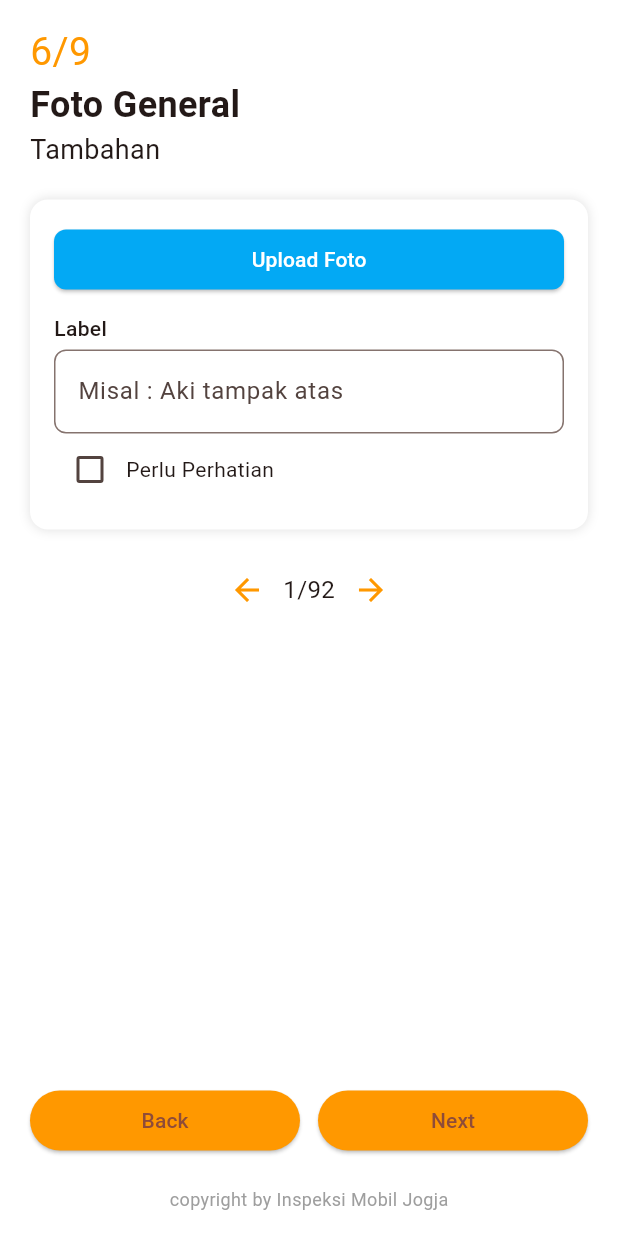
After one commit to diankartika/inspeksimobil-app, a Flutter app: the InspectionStep15PhotoPage screen opened by its route, on a phone screen of 412 x 824 dp. The commit adds this screen. Run offline on Flutter 3.47's test engine with Material 3 defaults, Android fonts, the light colour scheme and no system bars; our stand-ins replace image_picker.

Commit message:
add step 14 dan 15

```diff
--- a/lib/main.dart
+++ b/lib/main.dart
@@ -2,6 +2,8 @@ import 'package:flutter/material.dart';
 import 'pages/inspection_step6_engine_page.dart';
 import 'pages/inspection_step12_photo_page.dart';
 import 'pages/inspection_step13_photo_page.dart';
+import 'pages/inspection_step14_vehicle_photo_page.dart';
+import 'pages/inspection_step15_photo_page.dart';
 
 void main() {
   runApp(const MyApp());
@@ -24,6 +26,8 @@ class MyApp extends StatelessWidget {
         '/step6_engine': (context) => const InspectionStep6EnginePage(),
         '/step12_photo': (context) => const InspectionStep12PhotoPage(),
         '/step13_photo': (context) => const InspectionStep13PhotoPage(),
+        '/step14_photo': (context) => const InspectionStep14VehiclePhotoPage(),
+        '/step15_photo': (context) => const InspectionStep15PhotoPage(),
       },
     );
   }
--- /dev/null
+++ b/lib/pages/inspection_step15_photo_page.dart
@@ -0,0 +1,215 @@
+import 'dart:io';
+import 'package:flutter/material.dart';
+import 'package:image_picker/image_picker.dart';
+
+class InspectionStep15PhotoPage extends StatefulWidget {
+  const InspectionStep15PhotoPage({super.key});
+
+  @override
+  State<InspectionStep15PhotoPage> createState() =>
+      _InspectionStep15PhotoPageState();
+}
+
+class _InspectionStep15PhotoPageState extends State<InspectionStep15PhotoPage> {
+  final ImagePicker _picker = ImagePicker();
+  final int totalPhotos = 92;
+  int currentIndex = 0;
+
+  final List<File?> photos = List.generate(92, (_) => null);
+  final List<TextEditingController> labelControllers = List.generate(
+    92,
+    (_) => TextEditingController(),
+  );
+  final List<bool> perhatianFlags = List.generate(92, (_) => false);
+
+  Future<void> _pickImage(int index) async {
+    final XFile? image = await _picker.pickImage(source: ImageSource.camera);
+    if (image != null) {
+      setState(() {
+        photos[index] = File(image.path);
+      });
+    }
+  }
+
+  void _deleteImage(int index) {
+    setState(() {
+      photos[index] = null;
+    });
+  }
+
+  Widget _buildPhotoCard(int index) {
+    return Container(
+      padding: const EdgeInsets.all(16),
+      decoration: BoxDecoration(
+        borderRadius: BorderRadius.circular(12),
+        color: Colors.white,
+        boxShadow: const [BoxShadow(color: Colors.black12, blurRadius: 6)],
+      ),
+      child: Column(
+        crossAxisAlignment: CrossAxisAlignment.start,
+        children: [
+          photos[index] == null
+              ? ElevatedButton(
+                style: ElevatedButton.styleFrom(
+                  backgroundColor: Colors.lightBlue,
+                  foregroundColor: Colors.white,
+                  minimumSize: const Size.fromHeight(40),
+                  shape: RoundedRectangleBorder(
+                    borderRadius: BorderRadius.circular(8),
+                  ),
+                ),
+                onPressed: () => _pickImage(index),
+                child: const Text("Upload Foto"),
+              )
+              : Stack(
+                children: [
+                  ClipRRect(
+                    borderRadius: BorderRadius.circular(8),
+                    child: Image.file(
+                      photos[index]!,
+                      width: double.infinity,
+                      height: 180,
+                      fit: BoxFit.cover,
+                    ),
+                  ),
+                  Positioned(
+                    top: 8,
+                    right: 8,
+                    child: Row(
+                      children: [
+                        IconButton(
+                          icon: const Icon(Icons.refresh, color: Colors.orange),
+                          onPressed: () => _pickImage(index),
+                        ),
+                        IconButton(
+                          icon: const Icon(Icons.delete, color: Colors.pink),
+                          onPressed: () => _deleteImage(index),
+                        ),
+                      ],
+                    ),
+                  ),
+                ],
+              ),
+          const SizedBox(height: 12),
+          const Text("Label", style: TextStyle(fontWeight: FontWeight.w500)),
+          const SizedBox(height: 4),
+          TextField(
+            controller: labelControllers[index],
+            decoration: InputDecoration(
+              hintText: "Misal : Aki tampak atas",
+              border: OutlineInputBorder(
+                borderRadius: BorderRadius.circular(8),
+              ),
+            ),
+          ),
+          Row(
+            children: [
+              Checkbox(
+                value: perhatianFlags[index],
+                onChanged: (val) {
+                  setState(() => perhatianFlags[index] = val ?? false);
+                },
+              ),
+              const Text("Perlu Perhatian"),
+            ],
+          ),
+        ],
+      ),
+    );
+  }
+
+  @override
+  Widget build(BuildContext context) {
+    return Scaffold(
+      backgroundColor: Colors.white,
+      body: SafeArea(
+        child: Padding(
+          padding: const EdgeInsets.symmetric(horizontal: 20, vertical: 16),
+          child: Column(
+            children: [
+              const Align(
+                alignment: Alignment.centerLeft,
+                child: Text(
+                  "6/9",
+                  style: TextStyle(fontSize: 26, color: Colors.orange),
+                ),
+              ),
+              const Align(
+                alignment: Alignment.centerLeft,
+                child: Text(
+                  "Foto General",
+                  style: TextStyle(fontSize: 24, fontWeight: FontWeight.bold),
+                ),
+              ),
+              const Align(
+                alignment: Alignment.centerLeft,
+                child: Text("Tambahan", style: TextStyle(fontSize: 18)),
+              ),
+              const SizedBox(height: 20),
+              _buildPhotoCard(currentIndex),
+              const SizedBox(height: 16),
+              Row(
+                mainAxisAlignment: MainAxisAlignment.center,
+                children: [
+                  IconButton(
+                    icon: const Icon(Icons.arrow_back, color: Colors.orange),
+                    onPressed: () {
+                      setState(() {
+                        if (currentIndex > 0) currentIndex--;
+                      });
+                    },
+                  ),
+                  Text(
+                    "${currentIndex + 1}/$totalPhotos",
+                    style: const TextStyle(fontSize: 16),
+                  ),
+                  IconButton(
+                    icon: const Icon(Icons.arrow_forward, color: Colors.orange),
+                    onPressed: () {
+                      setState(() {
+                        if (currentIndex < totalPhotos - 1) currentIndex++;
+                      });
+                    },
+                  ),
+                ],
+              ),
+              const Spacer(),
+              Row(
+                children: [
+                  Expanded(
+                    child: ElevatedButton(
+                      onPressed: () => Navigator.pop(context),
+                      style: ElevatedButton.styleFrom(
+                        backgroundColor: Colors.orange,
+                      ),
+                      child: const Text("Back"),
+                    ),
+                  ),
+                  const SizedBox(width: 12),
+                  Expanded(
+                    child: ElevatedButton(
+                      onPressed: () {
+                        ScaffoldMessenger.of(context).showSnackBar(
+                          const SnackBar(content: Text("Next ditekan!")),
+                        );
+                      },
+                      style: ElevatedButton.styleFrom(
+                        backgroundColor: Colors.orange,
+                      ),
+                      child: const Text("Next"),
+                    ),
+                  ),
+                ],
+              ),
+              const SizedBox(height: 20),
+              const Text(
+                "copyright by Inspeksi Mobil Jogja",
+                style: TextStyle(fontSize: 12, color: Colors.grey),
+              ),
+            ],
+          ),
+        ),
+      ),
+    );
+  }
+}
```
Also changed, not shown: lib/pages/inspection_step13_photo_page.dart (+22 -15 lines), lib/pages/inspection_step14_vehicle_photo_page.dart (added, +164 -0 lines).
